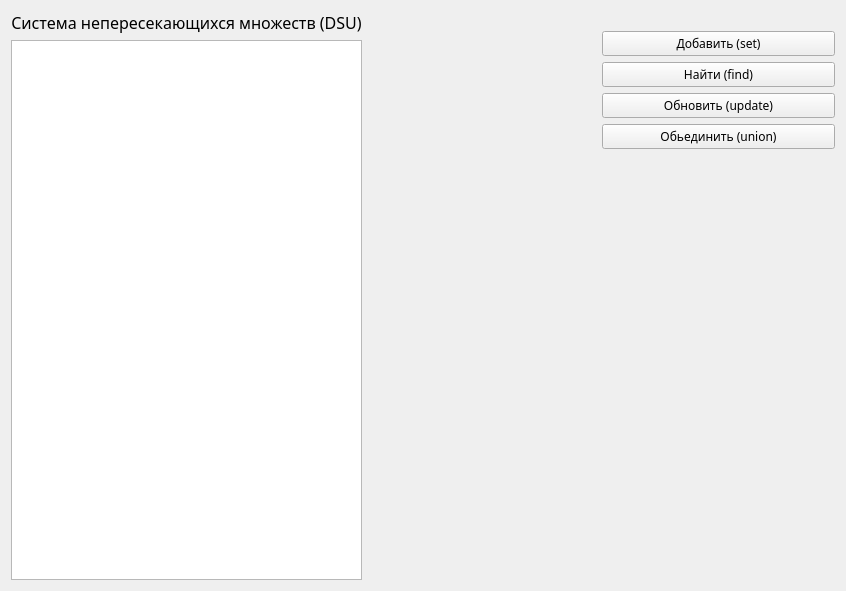
Qt form gui/dsu_interface.ui (programmister68/DSU) before a commit.
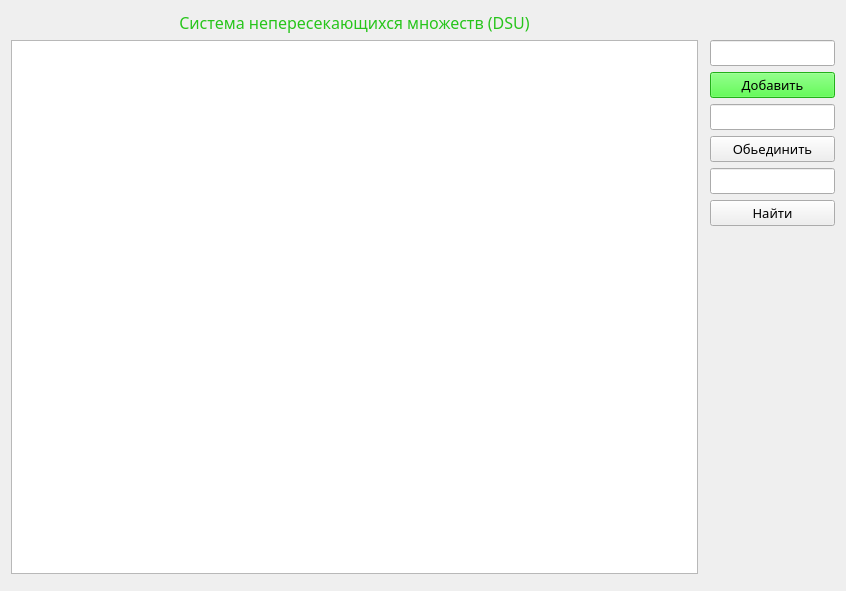
The same form after that commit.

```diff
--- a/gui/dsu_interface.ui
+++ b/gui/dsu_interface.ui
@@ -20,23 +20,611 @@
    <string>Form</string>
   </property>
   <layout class="QGridLayout" name="gridLayout">
-   <item row="2" column="4">
-    <layout class="QVBoxLayout" name="verticalLayoutDSU">
-     <item>
-      <spacer name="horizontalSpacerD">
-       <property name="orientation">
-        <enum>Qt::Horizontal</enum>
+   <item row="0" column="0">
+    <widget class="QLabel" name="labelDSU">
+     <property name="palette">
+      <palette>
+       <active>
+        <colorrole role="WindowText">
+         <brush brushstyle="SolidPattern">
+          <color alpha="255">
+           <red>39</red>
+           <green>197</green>
+           <blue>27</blue>
+          </color>
+         </brush>
+        </colorrole>
+       </active>
+       <inactive>
+        <colorrole role="WindowText">
+         <brush brushstyle="SolidPattern">
+          <color alpha="255">
+           <red>39</red>
+           <green>197</green>
+           <blue>27</blue>
+          </color>
+         </brush>
+        </colorrole>
+       </inactive>
+       <disabled>
+        <colorrole role="WindowText">
+         <brush brushstyle="SolidPattern">
+          <color alpha="255">
+           <red>120</red>
+           <green>120</green>
+           <blue>120</blue>
+          </color>
+         </brush>
+        </colorrole>
+       </disabled>
+      </palette>
+     </property>
+     <property name="font">
+      <font>
+       <family>Nokia Sans S60</family>
+       <pointsize>12</pointsize>
+       <weight>50</weight>
+       <bold>false</bold>
+       <underline>false</underline>
+       <kerning>true</kerning>
+      </font>
+     </property>
+     <property name="lineWidth">
+      <number>5</number>
+     </property>
+     <property name="text">
+      <string>Система непересекающихся множеств (DSU)</string>
+     </property>
+     <property name="alignment">
+      <set>Qt::AlignCenter</set>
+     </property>
+     <property name="margin">
+      <number>1</number>
+     </property>
+    </widget>
+   </item>
+   <item row="1" column="0">
+    <widget class="QListWidget" name="listWidgetDSU"/>
+   </item>
+   <item row="1" column="1" rowspan="2" colspan="2">
+    <layout class="QFormLayout" name="controlLayout">
+     <item row="2" column="1">
+      <widget class="QLineEdit" name="lineAdd">
+       <property name="font">
+        <font>
+         <family>Nokia Sans S60</family>
+         <pointsize>10</pointsize>
+        </font>
        </property>
-       <property name="sizeHint" stdset="0">
-        <size>
-         <width>40</width>
-         <height>20</height>
-        </size>
-       </property>
-      </spacer>
+      </widget>
      </item>
-     <item>
+     <item row="4" column="1">
       <widget class="QPushButton" name="addButton">
+       <property name="maximumSize">
+        <size>
+         <width>200</width>
+         <height>16777215</height>
+        </size>
+       </property>
+       <property name="palette">
+        <palette>
+         <active>
+          <colorrole role="WindowText">
+           <brush brushstyle="SolidPattern">
+            <color alpha="255">
+             <red>0</red>
+             <green>0</green>
+             <blue>0</blue>
+            </color>
+           </brush>
+          </colorrole>
+          <colorrole role="Button">
+           <brush brushstyle="SolidPattern">
+            <color alpha="255">
+             <red>47</red>
+             <green>247</green>
+             <blue>35</blue>
+            </color>
+           </brush>
+          </colorrole>
+          <colorrole role="Light">
+           <brush brushstyle="SolidPattern">
+            <color alpha="255">
+             <red>158</red>
+             <green>255</green>
+             <blue>152</blue>
+            </color>
+           </brush>
+          </colorrole>
+          <colorrole role="Midlight">
+           <brush brushstyle="SolidPattern">
+            <color alpha="255">
+             <red>102</red>
+             <green>251</green>
+             <blue>93</blue>
+            </color>
+           </brush>
+          </colorrole>
+          <colorrole role="Dark">
+           <brush brushstyle="SolidPattern">
+            <color alpha="255">
+             <red>23</red>
+             <green>123</green>
+             <blue>17</blue>
+            </color>
+           </brush>
+          </colorrole>
+          <colorrole role="Mid">
+           <brush brushstyle="SolidPattern">
+            <color alpha="255">
+             <red>31</red>
+             <green>165</green>
+             <blue>23</blue>
+            </color>
+           </brush>
+          </colorrole>
+          <colorrole role="Text">
+           <brush brushstyle="SolidPattern">
+            <color alpha="255">
+             <red>0</red>
+             <green>0</green>
+             <blue>0</blue>
+            </color>
+           </brush>
+          </colorrole>
+          <colorrole role="BrightText">
+           <brush brushstyle="SolidPattern">
+            <color alpha="255">
+             <red>255</red>
+             <green>255</green>
+             <blue>255</blue>
+            </color>
+           </brush>
+          </colorrole>
+          <colorrole role="ButtonText">
+           <brush brushstyle="SolidPattern">
+            <color alpha="255">
+             <red>0</red>
+             <green>0</green>
+             <blue>0</blue>
+            </color>
+           </brush>
+          </colorrole>
+          <colorrole role="Base">
+           <brush brushstyle="SolidPattern">
+            <color alpha="255">
+             <red>255</red>
+             <green>255</green>
+             <blue>255</blue>
+            </color>
+           </brush>
+          </colorrole>
+          <colorrole role="Window">
+           <brush brushstyle="SolidPattern">
+            <color alpha="255">
+             <red>47</red>
+             <green>247</green>
+             <blue>35</blue>
+            </color>
+           </brush>
+          </colorrole>
+          <colorrole role="Shadow">
+           <brush brushstyle="SolidPattern">
+            <color alpha="255">
+             <red>0</red>
+             <green>0</green>
+             <blue>0</blue>
+            </color>
+           </brush>
+          </colorrole>
+          <colorrole role="AlternateBase">
+           <brush brushstyle="SolidPattern">
+            <color alpha="255">
+             <red>151</red>
+             <green>251</green>
+             <blue>145</blue>
+            </color>
+           </brush>
+          </colorrole>
+          <colorrole role="ToolTipBase">
+           <brush brushstyle="SolidPattern">
+            <color alpha="255">
+             <red>255</red>
+             <green>255</green>
+             <blue>220</blue>
+            </color>
+           </brush>
+          </colorrole>
+          <colorrole role="ToolTipText">
+           <brush brushstyle="SolidPattern">
+            <color alpha="255">
+             <red>0</red>
+             <green>0</green>
+             <blue>0</blue>
+            </color>
+           </brush>
+          </colorrole>
+         </active>
+         <inactive>
+          <colorrole role="WindowText">
+           <brush brushstyle="SolidPattern">
+            <color alpha="255">
+             <red>0</red>
+             <green>0</green>
+             <blue>0</blue>
+            </color>
+           </brush>
+          </colorrole>
+          <colorrole role="Button">
+           <brush brushstyle="SolidPattern">
+            <color alpha="255">
+             <red>47</red>
+             <green>247</green>
+             <blue>35</blue>
+            </color>
+           </brush>
+          </colorrole>
+          <colorrole role="Light">
+           <brush brushstyle="SolidPattern">
+            <color alpha="255">
+             <red>158</red>
+             <green>255</green>
+             <blue>152</blue>
+            </color>
+           </brush>
+          </colorrole>
+          <colorrole role="Midlight">
+           <brush brushstyle="SolidPattern">
+            <color alpha="255">
+             <red>102</red>
+             <green>251</green>
+             <blue>93</blue>
+            </color>
+           </brush>
+          </colorrole>
+          <colorrole role="Dark">
+           <brush brushstyle="SolidPattern">
+            <color alpha="255">
+             <red>23</red>
+             <green>123</green>
+             <blue>17</blue>
+            </color>
+           </brush>
+          </colorrole>
+          <colorrole role="Mid">
+           <brush brushstyle="SolidPattern">
+            <color alpha="255">
+             <red>31</red>
+             <green>165</green>
+             <blue>23</blue>
+            </color>
+           </brush>
+          </colorrole>
+          <colorrole role="Text">
+           <brush brushstyle="SolidPattern">
+            <color alpha="255">
+             <red>0</red>
+             <green>0</green>
+             <blue>0</blue>
+            </color>
+           </brush>
+          </colorrole>
+          <colorrole role="BrightText">
+           <brush brushstyle="SolidPattern">
+            <color alpha="255">
+             <red>255</red>
+             <green>255</green>
+             <blue>255</blue>
+            </color>
+           </brush>
+          </colorrole>
+          <colorrole role="ButtonText">
+           <brush brushstyle="SolidPattern">
+            <color alpha="255">
+             <red>0</red>
+             <green>0</green>
+             <blue>0</blue>
+            </color>
+           </brush>
+          </colorrole>
+          <colorrole role="Base">
+           <brush brushstyle="SolidPattern">
+            <color alpha="255">
+             <red>255</red>
+             <green>255</green>
+             <blue>255</blue>
+            </color>
+           </brush>
+          </colorrole>
+          <colorrole role="Window">
+           <brush brushstyle="SolidPattern">
+            <color alpha="255">
+             <red>47</red>
+             <green>247</green>
+             <blue>35</blue>
+            </color>
+           </brush>
+          </colorrole>
+          <colorrole role="Shadow">
+           <brush brushstyle="SolidPattern">
+            <color alpha="255">
+             <red>0</red>
+             <green>0</green>
+             <blue>0</blue>
+            </color>
+           </brush>
+          </colorrole>
+          <colorrole role="AlternateBase">
+           <brush brushstyle="SolidPattern">
+            <color alpha="255">
+             <red>151</red>
+             <green>251</green>
+             <blue>145</blue>
+            </color>
+           </brush>
+          </colorrole>
+          <colorrole role="ToolTipBase">
+           <brush brushstyle="SolidPattern">
+            <color alpha="255">
+             <red>255</red>
+             <green>255</green>
+             <blue>220</blue>
+            </color>
+           </brush>
+          </colorrole>
+          <colorrole role="ToolTipText">
+           <brush brushstyle="SolidPattern">
+            <color alpha="255">
+             <red>0</red>
+             <green>0</green>
+             <blue>0</blue>
+            </color>
+           </brush>
+          </colorrole>
+         </inactive>
+         <disabled>
+          <colorrole role="WindowText">
+           <brush brushstyle="SolidPattern">
+            <color alpha="255">
+             <red>23</red>
+             <green>123</green>
+             <blue>17</blue>
+            </color>
+           </brush>
+          </colorrole>
+          <colorrole role="Button">
+           <brush brushstyle="SolidPattern">
+            <color alpha="255">
+             <red>47</red>
+             <green>247</green>
+             <blue>35</blue>
+            </color>
+           </brush>
+          </colorrole>
+          <colorrole role="Light">
+           <brush brushstyle="SolidPattern">
+            <color alpha="255">
+             <red>158</red>
+             <green>255</green>
+             <blue>152</blue>
+            </color>
+           </brush>
+          </colorrole>
+          <colorrole role="Midlight">
+           <brush brushstyle="SolidPattern">
+            <color alpha="255">
+             <red>102</red>
+             <green>251</green>
+             <blue>93</blue>
+            </color>
+           </brush>
+          </colorrole>
+          <colorrole role="Dark">
+           <brush brushstyle="SolidPattern">
+            <color alpha="255">
+             <red>23</red>
+             <green>123</green>
+             <blue>17</blue>
+            </color>
+           </brush>
+          </colorrole>
+          <colorrole role="Mid">
+           <brush brushstyle="SolidPattern">
+            <color alpha="255">
+             <red>31</red>
+             <green>165</green>
+             <blue>23</blue>
+            </color>
+           </brush>
+          </colorrole>
+          <colorrole role="Text">
+           <brush brushstyle="SolidPattern">
+            <color alpha="255">
+             <red>23</red>
+             <green>123</green>
+             <blue>17</blue>
+            </color>
+           </brush>
+          </colorrole>
+          <colorrole role="BrightText">
+           <brush brushstyle="SolidPattern">
+            <color alpha="255">
+             <red>255</red>
+             <green>255</green>
+             <blue>255</blue>
+            </color>
+           </brush>
+          </colorrole>
+          <colorrole role="ButtonText">
+           <brush brushstyle="SolidPattern">
+            <color alpha="255">
+             <red>23</red>
+             <green>123</green>
+             <blue>17</blue>
+            </color>
+           </brush>
+          </colorrole>
+          <colorrole role="Base">
+           <brush brushstyle="SolidPattern">
+            <color alpha="255">
+             <red>47</red>
+             <green>247</green>
+             <blue>35</blue>
+            </color>
+           </brush>
+          </colorrole>
+          <colorrole role="Window">
+           <brush brushstyle="SolidPattern">
+            <color alpha="255">
+             <red>47</red>
+             <green>247</green>
+             <blue>35</blue>
+            </color>
+           </brush>
+          </colorrole>
+          <colorrole role="Shadow">
+           <brush brushstyle="SolidPattern">
+            <color alpha="255">
+             <red>0</red>
+             <green>0</green>
+             <blue>0</blue>
+            </color>
+           </brush>
+          </colorrole>
+          <colorrole role="AlternateBase">
+           <brush brushstyle="SolidPattern">
+            <color alpha="255">
+             <red>47</red>
+             <green>247</green>
+             <blue>35</blue>
+            </color>
+           </brush>
+          </colorrole>
+          <colorrole role="ToolTipBase">
+           <brush brushstyle="SolidPattern">
+            <color alpha="255">
+             <red>255</red>
+             <green>255</green>
+             <blue>220</blue>
+            </color>
+           </brush>
+          </colorrole>
+          <colorrole role="ToolTipText">
+           <brush brushstyle="SolidPattern">
+            <color alpha="255">
+             <red>0</red>
+             <green>0</green>
+             <blue>0</blue>
+            </color>
+           </brush>
+          </colorrole>
+         </disabled>
+        </palette>
+       </property>
+       <property name="font">
+        <font>
+         <family>Nokia Sans S60</family>
+         <pointsize>10</pointsize>
+        </font>
+       </property>
+       <property name="cursor">
+        <cursorShape>PointingHandCursor</cursorShape>
+       </property>
+       <property name="text">
+        <string>Добавить</string>
+       </property>
+      </widget>
+     </item>
+     <item row="6" column="1">
+      <widget class="QPushButton" name="unionButton">
+       <property name="minimumSize">
+        <size>
+         <width>0</width>
+         <height>0</height>
+        </size>
+       </property>
+       <property name="maximumSize">
+        <size>
+         <width>200</width>
+         <height>16777215</height>
+        </size>
+       </property>
+       <property name="font">
+        <font>
+         <family>Nokia Sans S60</family>
+         <pointsize>10</pointsize>
+        </font>
+       </property>
+       <property name="cursor">
+        <cursorShape>PointingHandCursor</cursorShape>
+       </property>
+       <property name="text">
+        <string>Обьединить</string>
+       </property>
+      </widget>
+     </item>
+     <item row="5" column="1">
+      <widget class="QLineEdit" name="lineUnion">
+       <property name="font">
+        <font>
+         <family>Nokia Sans S60</family>
+         <pointsize>10</pointsize>
+        </font>
+       </property>
+      </widget>
+     </item>
+     <item row="7" column="1">
+      <widget class="QLineEdit" name="lineFind">
+       <property name="font">
+        <font>
+         <family>Nokia Sans S60</family>
+         <pointsize>10</pointsize>
+        </font>
+       </property>
+      </widget>
+     </item>
+     <item row="11" column="1">
+      <widget class="QLabel" name="messageString">
+       <property name="enabled">
+        <bool>true</bool>
+       </property>
+       <property name="palette">
+        <palette>
+         <active>
+          <colorrole role="WindowText">
+           <brush brushstyle="SolidPattern">
+            <color alpha="255">
+             <red>255</red>
+             <green>60</green>
+             <blue>60</blue>
+            </color>
+           </brush>
+          </colorrole>
+         </active>
+         <inactive>
+          <colorrole role="WindowText">
+           <brush brushstyle="SolidPattern">
+            <color alpha="255">
+             <red>255</red>
+             <green>60</green>
+             <blue>60</blue>
+            </color>
+           </brush>
+          </colorrole>
+         </inactive>
+         <disabled>
+          <colorrole role="WindowText">
+           <brush brushstyle="SolidPattern">
+            <color alpha="255">
+             <red>120</red>
+             <green>120</green>
+             <blue>120</blue>
+            </color>
+           </brush>
+          </colorrole>
+         </disabled>
+        </palette>
+       </property>
        <property name="font">
         <font>
          <family>Nokia Sans S60</family>
@@ -47,122 +635,41 @@
         <cursorShape>PointingHandCursor</cursorShape>
        </property>
        <property name="text">
-        <string>Добавить (set)</string>
+        <string/>
        </property>
       </widget>
      </item>
-     <item>
+     <item row="8" column="1">
       <widget class="QPushButton" name="findButton">
        <property name="font">
         <font>
          <family>Nokia Sans S60</family>
-         <pointsize>9</pointsize>
+         <pointsize>10</pointsize>
         </font>
        </property>
        <property name="cursor">
         <cursorShape>WhatsThisCursor</cursorShape>
        </property>
        <property name="text">
-        <string>Найти (find)</string>
+        <string>Найти</string>
        </property>
       </widget>
      </item>
-     <item>
-      <widget class="QPushButton" name="updateButton">
-       <property name="font">
-        <font>
-         <family>Nokia Sans S60</family>
-         <pointsize>9</pointsize>
-        </font>
-       </property>
-       <property name="cursor">
-        <cursorShape>PointingHandCursor</cursorShape>
-       </property>
-       <property name="text">
-        <string>Обновить (update)</string>
-       </property>
-      </widget>
-     </item>
-     <item>
-      <widget class="QPushButton" name="unionButton">
-       <property name="font">
-        <font>
-         <family>Nokia Sans S60</family>
-         <pointsize>9</pointsize>
-        </font>
-       </property>
-       <property name="cursor">
-        <cursorShape>PointingHandCursor</cursorShape>
-       </property>
-       <property name="text">
-        <string>Обьединить (union)</string>
-       </property>
-      </widget>
-     </item>
-     <item>
+     <item row="10" column="1">
       <spacer name="verticalSpacer">
        <property name="orientation">
         <enum>Qt::Vertical</enum>
        </property>
        <property name="sizeHint" stdset="0">
         <size>
-         <width>10</width>
-         <height>30</height>
+         <width>20</width>
+         <height>200</height>
         </size>
        </property>
       </spacer>
      </item>
     </layout>
    </item>
-   <item row="2" column="1" colspan="2">
-    <layout class="QFormLayout" name="formLayout">
-     <item row="1" column="0" colspan="2">
-      <widget class="QTableWidget" name="tableWidget"/>
-     </item>
-     <item row="0" column="0">
-      <widget class="QLabel" name="labelDSU">
-       <property name="font">
-        <font>
-         <family>Nokia Sans S60</family>
-         <pointsize>12</pointsize>
-         <weight>50</weight>
-         <bold>false</bold>
-         <underline>false</underline>
-         <kerning>true</kerning>
-        </font>
-       </property>
-       <property name="lineWidth">
-        <number>5</number>
-       </property>
-       <property name="text">
-        <string>Система непересекающихся множеств (DSU)</string>
-       </property>
-       <property name="alignment">
-        <set>Qt::AlignCenter</set>
-       </property>
-       <property name="margin">
-        <number>1</number>
-       </property>
-      </widget>
-     </item>
-    </layout>
-   </item>
-   <item row="2" column="3">
-    <spacer name="horizontalSpacer">
-     <property name="orientation">
-      <enum>Qt::Horizontal</enum>
-     </property>
-     <property name="sizeType">
-      <enum>QSizePolicy::MinimumExpanding</enum>
-     </property>
-     <property name="sizeHint" stdset="0">
-      <size>
-       <width>20</width>
-       <height>10</height>
-      </size>
-     </property>
-    </spacer>
-   </item>
   </layout>
  </widget>
  <resources/>
```
Left out of the diff: 4 changed lines with no effect on the pictures.
